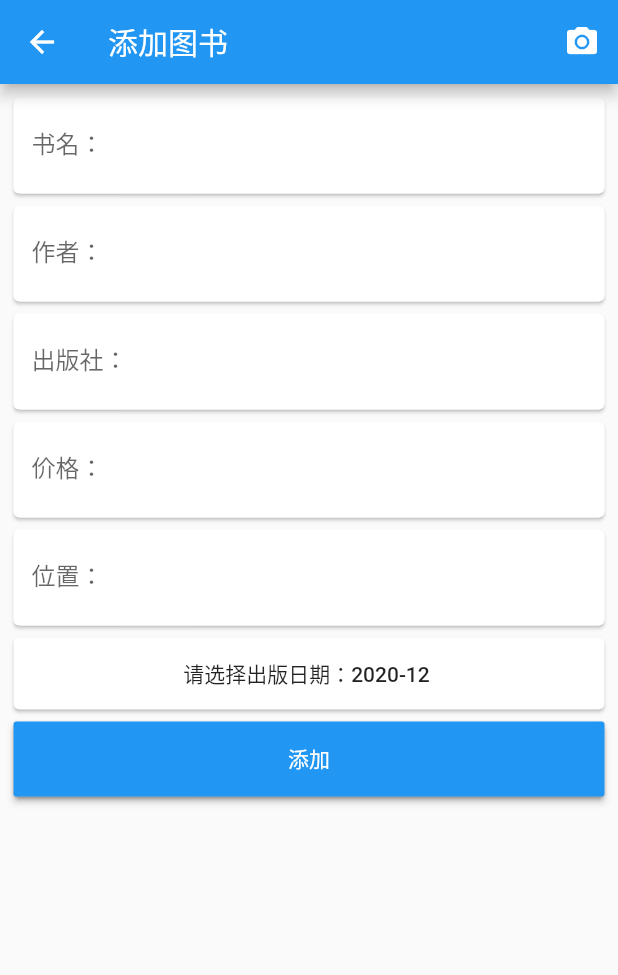
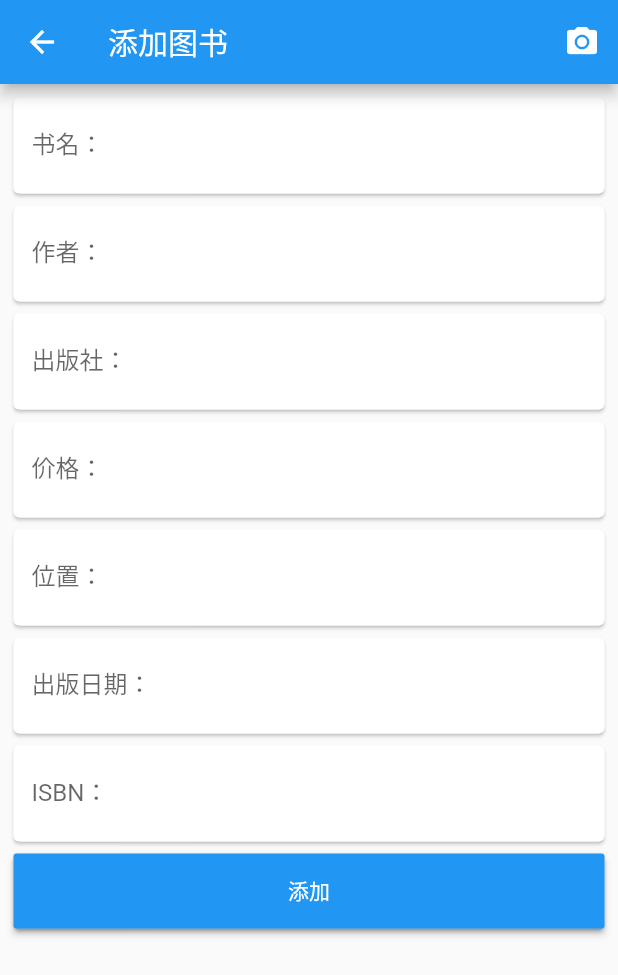
Before and after one commit to lijiext/flutterbook, a Flutter app: the BookAdd screen opened directly, on a phone screen of 412 x 824 dp. Shown: the top 975 px of the screen. Run offline on Flutter 3.47's test engine with Material 2 defaults, Android fonts, the phone set to English and light mode, and no system bars; our stand-ins replace dio, flutter_screenutil, fluttertoast, permission_handler, sqflite; missing offline and left inert: flappy_search_bar, provide, qrscan; accounts and stored records are empty; generated files the repository leaves out were written again; statements that could not run were skipped.

```diff
--- a/lib/components/book_add.dart
+++ b/lib/components/book_add.dart
@@ -6,14 +6,17 @@ import 'package:flutter_app/utils/camera/scanner.dart';
 import 'package:flutter_app/utils/crud.dart';
 import 'package:flutter_app/utils/network/get_book_info.dart';
 import 'package:flutter_app/utils/toast/mytoast.dart';
-import 'package:flutter_datetime_picker/flutter_datetime_picker.dart';
-import 'package:intl/intl.dart';
 
 class BookAdd extends StatefulWidget {
   @override
   _BookAddState createState() => _BookAddState();
 }
 
+/*
+插入图书需要：
+图书名，作者，出版社，ISBN
+价格，位置，数量，
+ */
 class _BookAddState extends State<BookAdd> {
   String result = '没有结果';
   BookModel bookModel;
@@ -24,12 +27,13 @@ class _BookAddState extends State<BookAdd> {
   TextEditingController _bookPressController = new TextEditingController();
   TextEditingController _bookPriceController = new TextEditingController();
   TextEditingController _bookPositionController = new TextEditingController();
-  String selectedDate = '';
+  TextEditingController _bookISBNController = new TextEditingController();
+  TextEditingController _bookPublishDateController =
+      new TextEditingController();
 
   @override
   initState() {
     super.initState();
-    selectedDate = DateFormat('yyyy-MM').format(DateTime.now());
   }
 
   @override
@@ -52,9 +56,11 @@ class _BookAddState extends State<BookAdd> {
                             _bookAuthorController.text = bookModel.bookAuthor,
                             _bookPressController.text = bookModel.bookPress,
                             _bookPriceController.text = bookModel.bookPrice,
-                            selectedDate = bookModel.bookPublishDate,
                             _bookPositionController.text =
-                                bookModel.bookLocation
+                                bookModel.bookLocation,
+                            _bookPublishDateController.text =
+                                bookModel.bookPublishDate,
+                            _bookISBNController.text = bookModel.bookISBN,
                           }),
                       // bookModel = getBookInfo(res),
                     });
@@ -156,30 +162,38 @@ class _BookAddState extends State<BookAdd> {
                 ),
               ),
               Card(
-                //日期选择按钮
                 child: Column(
                   children: [
-                    FlatButton(
-                        onPressed: () {
-                          DatePicker.showDatePicker(context,
-                              showTitleActions: true,
-                              minTime: DateTime(1900, 1, 1),
-                              maxTime: DateTime(2099, 12, 12),
-                              onChanged: (date) {
-                            print('change $date');
-                          }, onConfirm: (date) {
-                            print('confirm $date');
-                            setState(() {
-                              print(DateFormat('yyyy-MM').format(date));
-                              selectedDate = DateFormat('yyyy-MM').format(date);
-                            });
-                          },
-                              currentTime: DateTime.now(),
-                              locale: LocaleType.zh);
-                        },
-                        child: Text(
-                          '请选择出版日期：$selectedDate ',
-                        ))
+                    TextField(
+                      controller: _bookPublishDateController,
+                      inputFormatters: [LengthLimitingTextInputFormatter(32)],
+                      decoration: InputDecoration(
+                        labelText: '出版日期：',
+                        hintText: '请输入图书出版日期',
+                        border: OutlineInputBorder(),
+                        enabledBorder: OutlineInputBorder(
+                          borderSide: BorderSide(color: Colors.white),
+                        ),
+                      ),
+                    ),
+                  ],
+                ),
+              ),
+              Card(
+                child: Column(
+                  children: [
+                    TextField(
+                      controller: _bookISBNController,
+                      inputFormatters: [LengthLimitingTextInputFormatter(32)],
+                      decoration: InputDecoration(
+                        labelText: 'ISBN：',
+                        hintText: '请输入图书ISBN',
+                        border: OutlineInputBorder(),
+                        enabledBorder: OutlineInputBorder(
+                          borderSide: BorderSide(color: Colors.white),
+                        ),
+                      ),
+                    ),
                   ],
                 ),
               ),
@@ -202,7 +216,6 @@ class _BookAddState extends State<BookAdd> {
                           } else {
                             insertBook(bookModel);
                           }
-
                           // _insert(bookModel);
                           // Navigator.of(context).pop();
                         },
--- a/lib/pages/book_search.dart
+++ b/lib/pages/book_search.dart
@@ -36,7 +36,7 @@ class _BookSearchState extends State<BookSearch> {
             // loader: Center(
             //   child: Text("正在搜索中，请耐心等待"),
             // ),
-            minimumChars: 2,
+            minimumChars: 1,
             cancellationWidget: FlatButton(
               color: Colors.blue,
               textColor: Colors.black,
```
Also changed, not shown: lib/components/book_home_card.dart (+36 -2 lines), lib/components/top_home_bar.dart (+15 -16 lines), lib/pages/book_manage.dart (+10 -1 lines), lib/utils/database/dbutil/database_helper.dart (+7 -2 lines).
